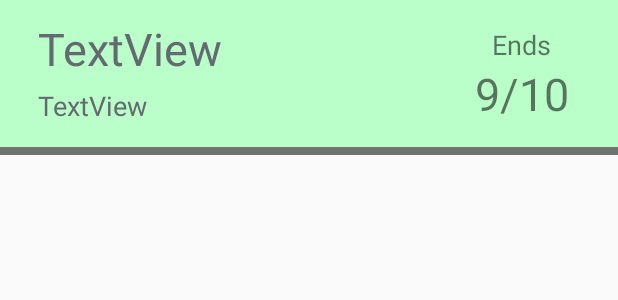
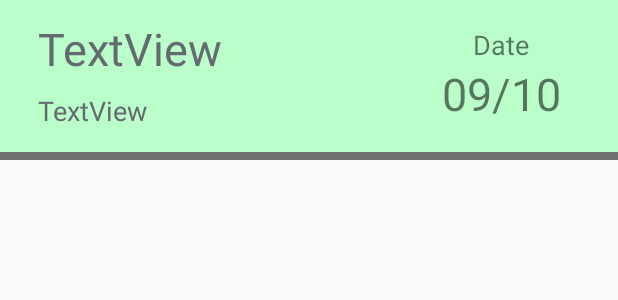
Before and after one commit to jmlagunzad/DayCounter, an Android app: the layout educate_row.xml on its own in the app's theme, with its tools: preview values and no code run, on a phone screen of 412 x 824 dp. Shown: the top 300 px of the screen. Run offline under Robolectric (Android 15) with nearby library versions, the phone set to English and light mode, and no system bars.

Commit message:
Added transaction date in each entry, read queries updated

```diff
--- a/app/src/main/java/com/example/myfirstapp/Presenter/EducatePresenter.kt
+++ b/app/src/main/java/com/example/myfirstapp/Presenter/EducatePresenter.kt
@@ -9,7 +9,7 @@ class EducatePresenter(view: View) {
     private var transactionHistory: MutableList<Transaction> = ArrayList()
     private val transactionHandler = TransactionDBHandler(view.context)
 
-    var query = "SELECT * from transactions"
+    var query = "SELECT id, title, amount, strftime('%m/%d',transaction_date) as transaction_date from transactions"
 
     fun getTransactions(): MutableList<Transaction>{
         transactionHistory = transactionHandler.readData(query)
--- a/app/src/main/java/com/example/myfirstapp/Presenter/EducateRecyclerAdapterPresenter.kt
+++ b/app/src/main/java/com/example/myfirstapp/Presenter/EducateRecyclerAdapterPresenter.kt
@@ -11,7 +11,7 @@ class EducateRecyclerAdapterPresenter(view: View, adapter: EducateRecyclerAdapte
     private var adapter = adapter
     private val transactionHandler = TransactionDBHandler(view.context)
 
-    var query = "SELECT * from transactions"
+    var query = "SELECT id, title, amount, strftime('%m/%d',transaction_date) as transaction_date from transactions"
 
     fun updateTransaction(title: String, amount: String, position: Int): MutableList<Transaction>{
         //println("Hello world, presenter here!");
--- a/app/src/main/java/com/example/myfirstapp/Views/EducateRecyclerAdapter.kt
+++ b/app/src/main/java/com/example/myfirstapp/Views/EducateRecyclerAdapter.kt
@@ -45,6 +45,7 @@ class EducateRecyclerAdapter(view: View,listener: EducatePresenter.OnEditOrDelet
         else{
             holder?.view?.layout_background.setBackgroundColor(Color.parseColor("#BAFFC9"))
         }
+        holder?.view?.textView_deadline?.text = transactions.get(position).transaction_date
 
         holder?.itemView.setOnLongClickListener{
 
--- a/app/src/main/res/layout/educate_row.xml
+++ b/app/src/main/res/layout/educate_row.xml
@@ -21,8 +21,8 @@
 
     <TextView
         android:id="@+id/textView_mainTitle"
-        android:layout_width="270dp"
-        android:layout_height="wrap_content"
+        android:layout_width="255dp"
+        android:layout_height="44dp"
         android:layout_marginStart="25dp"
         android:layout_marginLeft="25dp"
         android:layout_marginTop="12dp"
@@ -42,13 +42,13 @@
         tools:layout_editor_absoluteX="1dp" />
 
     <TextView
-        android:id="@+id/textView4"
+        android:id="@+id/textView_lblDeadline"
         android:layout_width="wrap_content"
         android:layout_height="wrap_content"
         android:layout_marginTop="5dp"
-        android:layout_marginEnd="12dp"
-        android:layout_marginRight="12dp"
-        android:text="Ends"
+        android:layout_marginEnd="25dp"
+        android:layout_marginRight="25dp"
+        android:text="Date"
         android:textSize="18sp"
         app:layout_constraintEnd_toEndOf="parent"
         app:layout_constraintStart_toEndOf="@+id/textView_mainTitle"
@@ -58,9 +58,9 @@
         android:id="@+id/textView_deadline"
         android:layout_width="wrap_content"
         android:layout_height="wrap_content"
-        android:text="9/10"
+        android:text="09/10"
         android:textSize="30sp"
-        app:layout_constraintEnd_toEndOf="@+id/textView4"
-        app:layout_constraintStart_toStartOf="@+id/textView4"
-        app:layout_constraintTop_toBottomOf="@+id/textView4" />
+        app:layout_constraintEnd_toEndOf="@+id/textView_lblDeadline"
+        app:layout_constraintStart_toStartOf="@+id/textView_lblDeadline"
+        app:layout_constraintTop_toBottomOf="@+id/textView_lblDeadline" />
 </androidx.constraintlayout.widget.ConstraintLayout>
```
